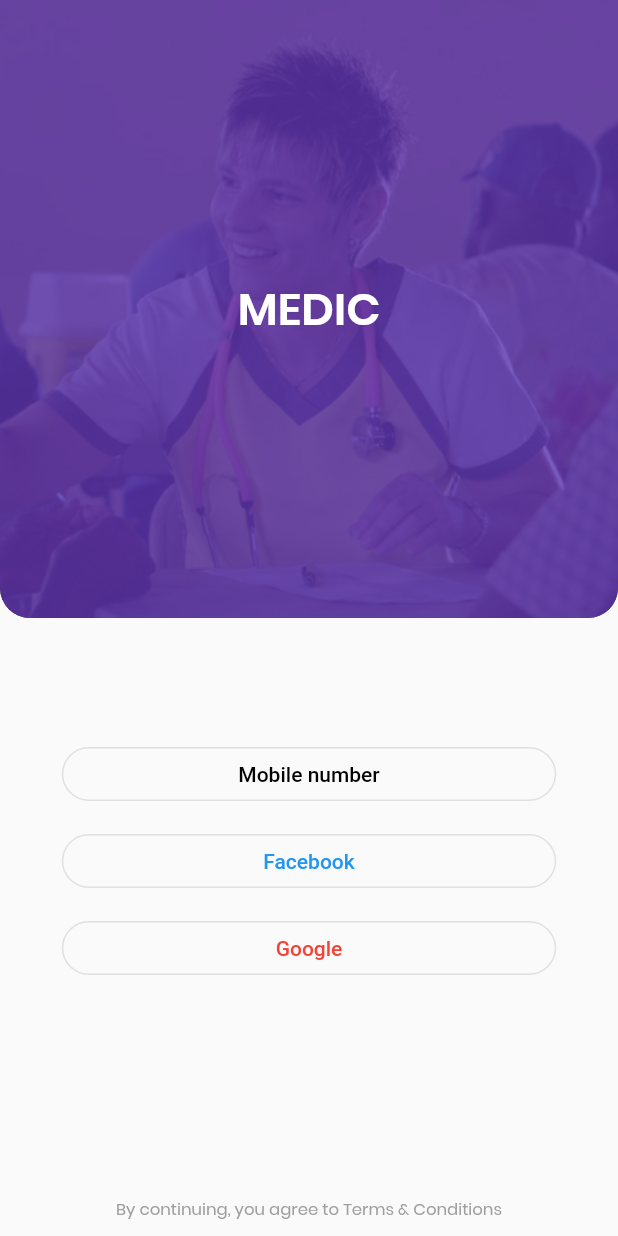
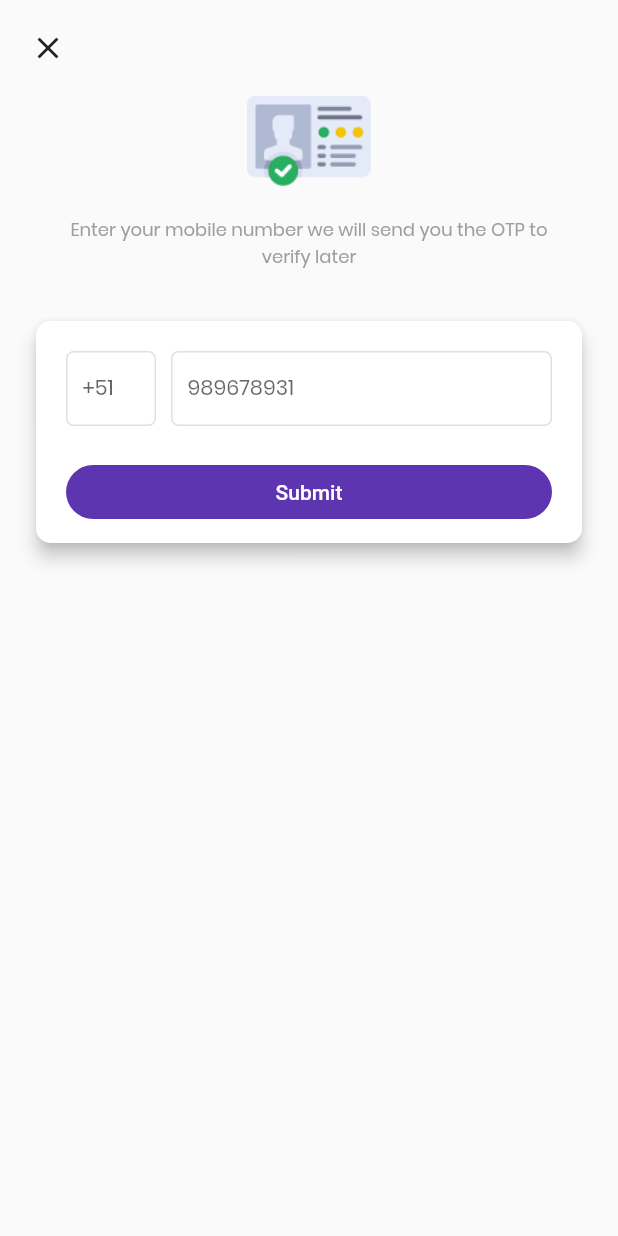
Before and after one commit to innovadeveloper/medec_flutter, a Flutter app: the screen it shows after launch, on a phone screen of 412 x 824 dp. Run offline on Flutter 3.47's test engine with Material 2 defaults, Android fonts, the phone set to English and light mode, and no system bars.

Commit message:
register_phone_number dart added

```diff
--- a/lib/main.dart
+++ b/lib/main.dart
@@ -9,7 +9,7 @@ class MyApp extends StatelessWidget {
     return MaterialApp(
       debugShowCheckedModeBanner: false,
       title: 'Material App',
-      initialRoute: '/login',
+      initialRoute: '/register_phone_number',
       routes: AppRoutes().routes(),
       theme: ThemeData(
         primaryColor: Colors.deepPurple[600],
--- /dev/null
+++ b/lib/pages/register_phone_number.dart
@@ -0,0 +1,164 @@
+import 'package:flutter/material.dart';
+import 'package:medec_app/pages/selection_city.dart';
+import 'package:medec_app/utils/AssetsUtils.dart';
+
+class RegisterPhoneNumber extends StatelessWidget {
+  @override
+  Widget build(BuildContext context) {
+    return Scaffold(
+      body: SafeArea(
+        child: Column(
+            // mainAxisSize: MainAxisSize.min,
+            // crossAxisAlignment: CrossAxisAlignment.stretch,
+            children: [
+              _toolbarTop(context),
+              _descriptionTop(context),
+              _phoneNumberInputBody(context),
+              // _phoneNumberInputBody(context),
+            ]),
+      ),
+    );
+  }
+
+  Widget _toolbarTop(BuildContext context) {
+    return Container(
+      alignment: Alignment.topLeft,
+      margin: EdgeInsets.all(SelectionCity.PADDING_PRIMARY_VIEW),
+      child: Icon(
+        Icons.clear,
+      ),
+    );
+  }
+
+  Widget _descriptionTop(BuildContext context) {
+    return Container(
+      width: double.infinity,
+      child: Column(
+        children: <Widget>[
+          Container(
+            height: 60,
+            child: Image(
+              image: AssetImage(
+                AssetsUtils.ICON_VERIFICATION_PHONE_NUMBER,
+              ),
+            ),
+          ),
+          SizedBox(
+            height: 20,
+          ),
+          Container(
+            padding: EdgeInsets.symmetric(
+              horizontal: 40,
+            ),
+            child: Text(
+              'Enter your mobile number we will send you the OTP to verify later',
+              style: Theme.of(context).textTheme.headline6.copyWith(
+                    color: Colors.grey,
+                    fontSize: 12,
+                  ),
+              textAlign: TextAlign.center,
+            ),
+          )
+        ],
+      ),
+    );
+  }
+
+  Widget _phoneNumberInputBody(BuildContext context) {
+    return Padding(
+      padding: const EdgeInsets.symmetric(
+        horizontal: 20,
+        vertical: 30,
+      ),
+      child: Center(
+        child: Card(
+          elevation: 5.0,
+          shape: RoundedRectangleBorder(
+            side: BorderSide(color: Colors.white70, width: 1),
+            borderRadius: BorderRadius.circular(10),
+          ),
+          child: Padding(
+            padding: const EdgeInsets.all(10.0),
+            child: Column(
+              mainAxisSize: MainAxisSize.min,
+              children: <Widget>[
+                Padding(
+                  padding: const EdgeInsets.all(10.0),
+                  child: Row(
+                    mainAxisSize: MainAxisSize.min,
+                    children: <Widget>[
+                      _phoneNumberInputCard(
+                          context, '+51', 3, (textChanged) {}),
+                      SizedBox(
+                        width: 10,
+                      ),
+                      Expanded(
+                        child: _phoneNumberInputCard(
+                            context, '989678931', 9, (textChanged) {}),
+                      ),
+                    ],
+                  ),
+                ),
+                SizedBox(
+                  height: 10,
+                ),
+                Container(
+                  width: double.infinity,
+                  margin: EdgeInsets.symmetric(
+                    horizontal: 10,
+                  ),
+                  child: FlatButton(
+                    child: new Text('Submit'),
+                    onPressed: () {},
+                    textColor: Colors.white,
+                    color: Theme.of(context).primaryColor,
+                    shape: new RoundedRectangleBorder(
+                      borderRadius: new BorderRadius.circular(
+                        20.0,
+                      ),
+                    ),
+                  ),
+                ),
+              ],
+            ),
+          ),
+        ),
+      ),
+    );
+  }
+
+  Widget _phoneNumberInputCard(
+      BuildContext context, String hintText, int maxLength, Function function) {
+    var mediaQuery = MediaQuery.of(context);
+    var widthInput = mediaQuery.size.width * 0.8;
+    return Container(
+      width: 60,
+      padding: EdgeInsets.symmetric(
+        horizontal: 10,
+      ),
+      decoration: BoxDecoration(
+        borderRadius: BorderRadius.all(
+          Radius.circular(
+            5.0,
+          ),
+        ),
+        border: Border.all(
+          color: Colors.grey[300],
+        ),
+      ),
+      child: TextField(
+        textAlign: TextAlign.left,
+        decoration: new InputDecoration(
+          border: InputBorder.none,
+          hintText: hintText,
+          counterText: "",
+        ),
+        textInputAction: TextInputAction.done,
+        maxLength: maxLength,
+        keyboardType: TextInputType.numberWithOptions(decimal: true),
+        onChanged: function,
+        style: Theme.of(context).textTheme.headline6,
+      ),
+    );
+  }
+}
--- a/lib/routes/routes.dart
+++ b/lib/routes/routes.dart
@@ -1,6 +1,7 @@
 import 'package:flutter/material.dart';
 import 'package:medec_app/pages/login.dart';
 import 'package:medec_app/pages/onboarding.dart';
+import 'package:medec_app/pages/register_phone_number.dart';
 import 'package:medec_app/pages/selection_city.dart';
 import 'package:medec_app/pages/splash_screen.dart';
 
@@ -12,6 +13,7 @@ class AppRoutes {
         '/selection_city'  : (BuildContext context ) => SelectionCity(),
         '/onboarding' : (BuildContext context ) => Onboarding(),
         '/login' : (BuildContext context ) => Login(),
+        '/register_phone_number' : (BuildContext context ) => RegisterPhoneNumber(),
       };
  }
 
--- a/lib/utils/AssetsUtils.dart
+++ b/lib/utils/AssetsUtils.dart
@@ -9,6 +9,7 @@ class AssetsUtils {
   static const BG_ONBOARDING_3 = IMAGE_DIRECTORY_PATH + "onboarding_3.png";
   // static const BG_ONBOARDING_4 = IMAGE_DIRECTORY_PATH + "onboarding_4.png";
   static const BG_PHOTO_DOCTOR = IMAGE_DIRECTORY_PATH + "medic_photo_background.png";
+  static const ICON_VERIFICATION_PHONE_NUMBER = IMAGE_DIRECTORY_PATH + "icon_verification.png";
 
 
 }
```
Also changed, not shown: assets/images/icon_verification.png (added), resources/icon_verification.png (added).
